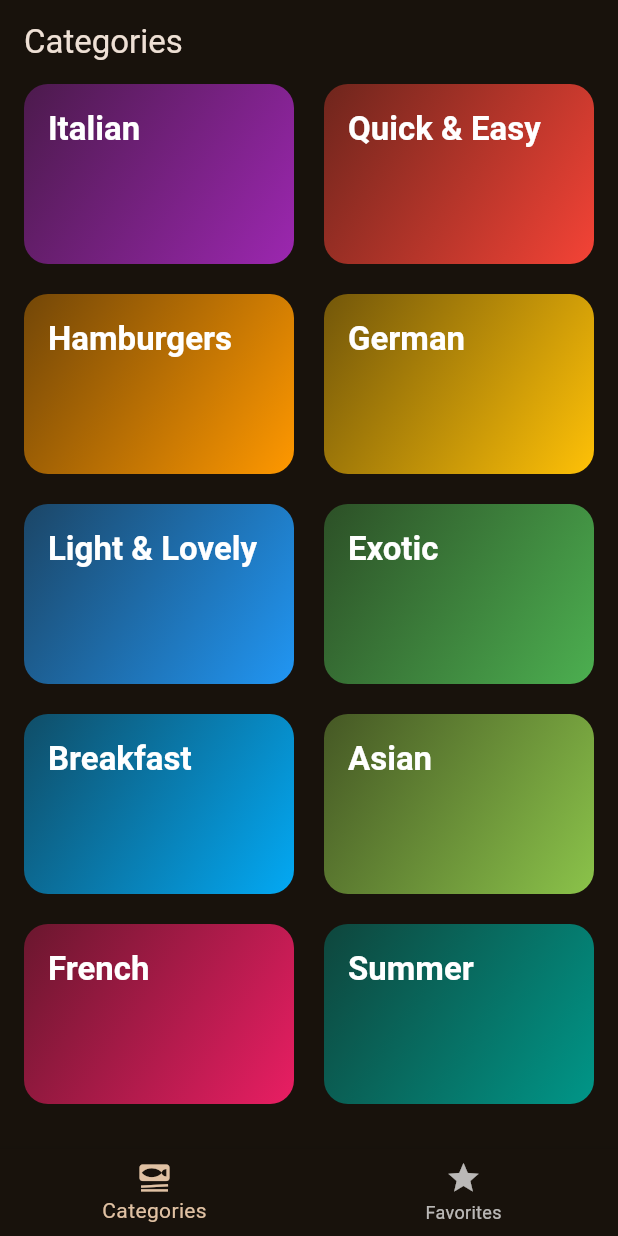
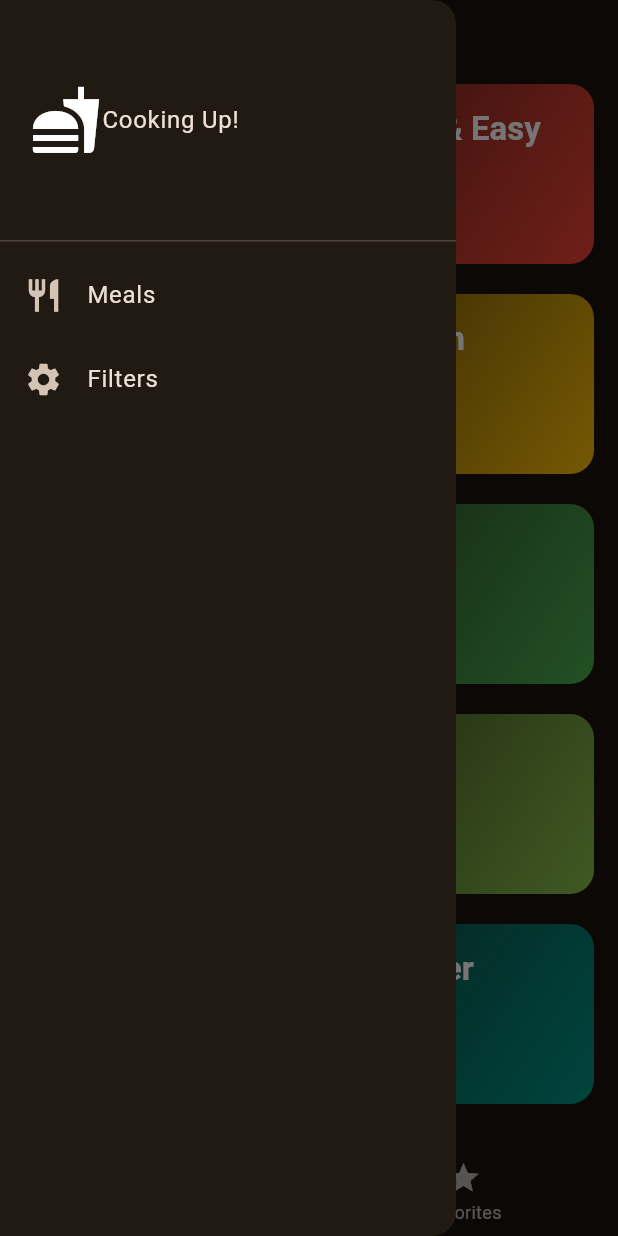
Before and after one commit to Orhanko/FlutterStart_4, a Flutter app: the screen it shows after launch, with the side drawer open (before the commit the screen has no drawer), on a phone screen of 412 x 824 dp. Run offline on Flutter 3.47's test engine with Material 3 defaults, Android fonts, the phone set to English and light mode, and no system bars; our stand-ins replace transparent_image.

Commit message:
Added side menu on each tab

```diff
--- a/lib/screens/tabs.dart
+++ b/lib/screens/tabs.dart
@@ -2,6 +2,7 @@ import 'package:flutter/material.dart';
 import 'package:pocetak4/screens/categories_screen.dart';
 import 'package:pocetak4/screens/meals_screen.dart';
 import 'package:pocetak4/models/meal.dart';
+import 'package:pocetak4/widgets/main_drawer.dart';
 
 class TabsScreen extends StatefulWidget {
   const TabsScreen({super.key});
@@ -19,6 +20,10 @@ class _TabsScreenState extends State<TabsScreen> {
     setState(() {
       selectedPageIndex = index;
     });
+  }
+
+  void setScreen(String identifier) {
+    print(identifier);
   }
 
   void toggleFavoriteMeal(Meal meal) {
@@ -81,6 +86,7 @@ class _TabsScreenState extends State<TabsScreen> {
     }
     return Scaffold(
       appBar: AppBar(title: Text(activePageTitle)),
+      drawer: MainDrawer(onSelectListTile: setScreen),
       body: activePage,
       bottomNavigationBar: BottomNavigationBar(
         currentIndex: selectedPageIndex,
--- /dev/null
+++ b/lib/widgets/main_drawer.dart
@@ -0,0 +1,36 @@
+import 'package:flutter/material.dart';
+
+class MainDrawer extends StatelessWidget {
+  const MainDrawer({super.key, required this.onSelectListTile});
+
+  final void Function(String identifer) onSelectListTile;
+  @override
+  Widget build(BuildContext context) {
+    return Drawer(
+      child: Column(
+        children: [
+          DrawerHeader(
+            padding: EdgeInsets.all(20),
+            child: Row(
+              children: [Icon(Icons.fastfood, size: 48), Text("Cooking Up!")],
+            ),
+          ),
+          ListTile(
+            leading: Icon(Icons.restaurant, size: 26),
+            title: Text("Meals"),
+            onTap: () {
+              onSelectListTile("meals");
+            },
+          ),
+          ListTile(
+            leading: Icon(Icons.settings, size: 26),
+            title: Text("Filters"),
+            onTap: () {
+              onSelectListTile('filters');
+            },
+          ),
+        ],
+      ),
+    );
+  }
+}
```
Also changed, not shown: 10 other files.
